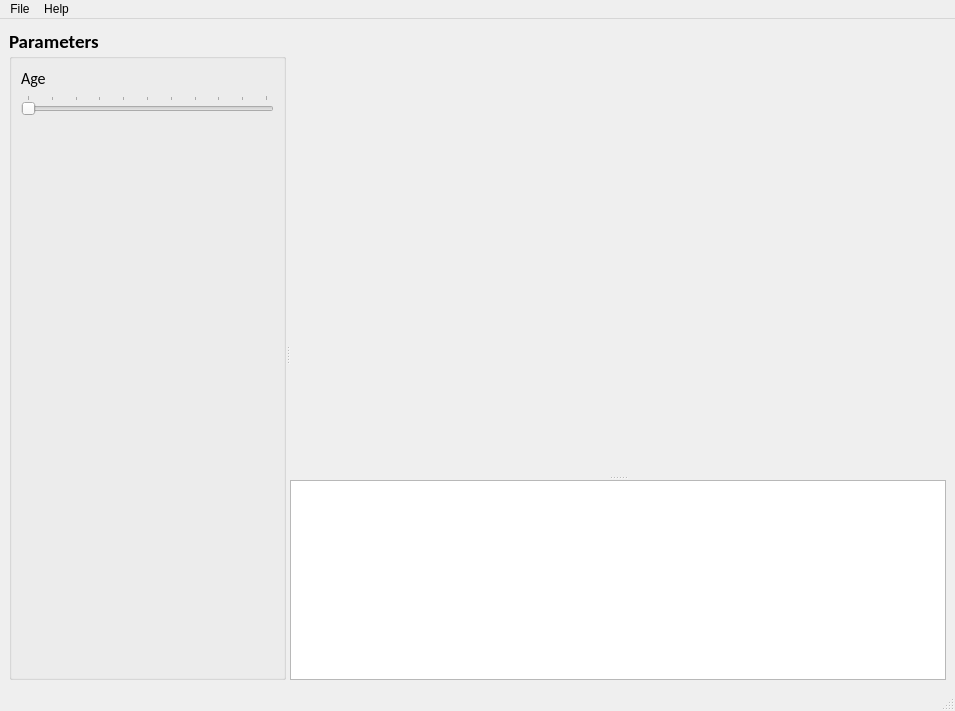
Old version of the form mainwindow.ui in the repository helderc/dss-bt-risk.
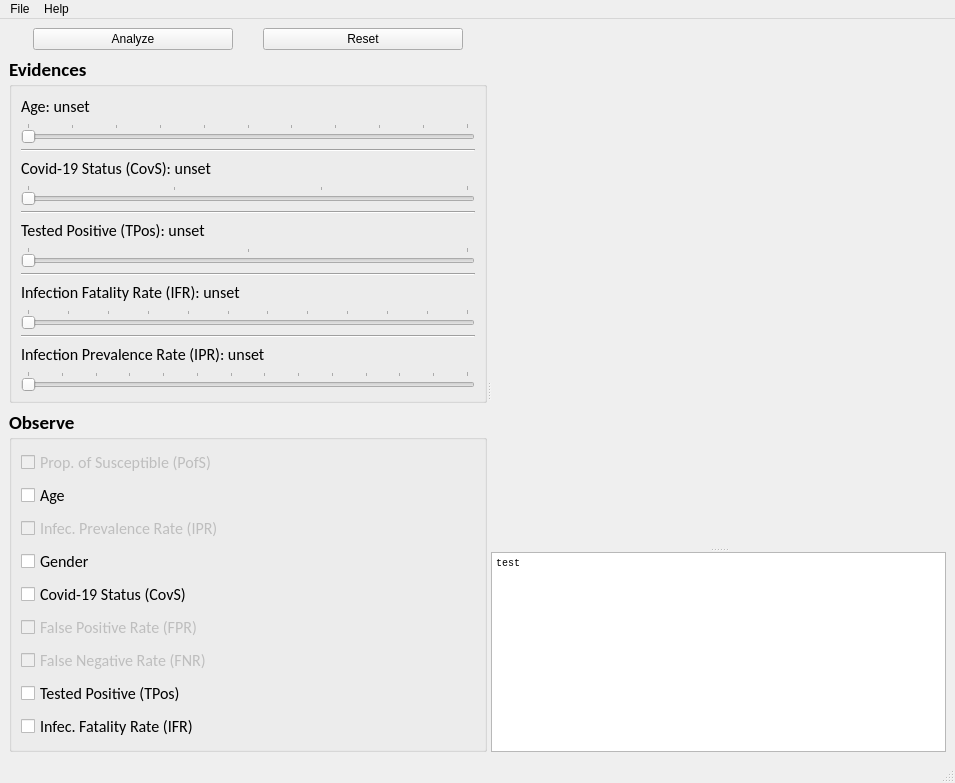
New version of the form. Custom widgets are drawn as their Qt base class.

Commit message: upd: initial prototype to show the inference results

What changed in the file:
```diff
--- a/mainwindow.ui
+++ b/mainwindow.ui
@@ -16,81 +16,471 @@
   <widget class="QWidget" name="centralwidget">
    <layout class="QHBoxLayout" name="horizontalLayout">
     <item>
-     <widget class="QSplitter" name="splitter_3">
+     <widget class="QSplitter" name="splitter">
       <property name="orientation">
        <enum>Qt::Horizontal</enum>
       </property>
-      <widget class="QSplitter" name="splitter">
-       <property name="orientation">
-        <enum>Qt::Vertical</enum>
-       </property>
-       <widget class="QGroupBox" name="scenarioGroupBox">
-        <property name="font">
-         <font>
-          <family>Calibri</family>
-          <pointsize>14</pointsize>
-          <weight>75</weight>
-          <bold>true</bold>
-         </font>
-        </property>
-        <property name="title">
-         <string>Parameters</string>
-        </property>
-        <layout class="QVBoxLayout" name="verticalLayout">
-         <item>
-          <widget class="QLabel" name="lblAge">
-           <property name="font">
-            <font>
-             <pointsize>12</pointsize>
-             <weight>50</weight>
-             <italic>false</italic>
-             <bold>false</bold>
-            </font>
-           </property>
-           <property name="text">
-            <string>Age</string>
-           </property>
-          </widget>
-         </item>
-         <item>
-          <widget class="QSlider" name="sldrAge">
-           <property name="maximum">
-            <number>10</number>
-           </property>
-           <property name="pageStep">
-            <number>1</number>
-           </property>
-           <property name="orientation">
-            <enum>Qt::Horizontal</enum>
-           </property>
-           <property name="invertedAppearance">
-            <bool>false</bool>
-           </property>
-           <property name="invertedControls">
-            <bool>false</bool>
-           </property>
-           <property name="tickPosition">
-            <enum>QSlider::TicksAbove</enum>
-           </property>
-          </widget>
-         </item>
-         <item>
-          <spacer name="verticalSpacer_2">
-           <property name="orientation">
-            <enum>Qt::Vertical</enum>
-           </property>
-           <property name="sizeHint" stdset="0">
-            <size>
-             <width>20</width>
-             <height>40</height>
-            </size>
-           </property>
-          </spacer>
-         </item>
-        </layout>
-       </widget>
+      <widget class="QWidget" name="verticalLayoutWidget">
+       <layout class="QVBoxLayout" name="verticalLayout_2">
+        <item>
+         <layout class="QHBoxLayout" name="horizontalLayout_2">
+          <property name="sizeConstraint">
+           <enum>QLayout::SetDefaultConstraint</enum>
+          </property>
+          <item>
+           <widget class="QPushButton" name="btnAnalyze">
+            <property name="maximumSize">
+             <size>
+              <width>200</width>
+              <height>16777215</height>
+             </size>
+            </property>
+            <property name="text">
+             <string>Analyze</string>
+            </property>
+           </widget>
+          </item>
+          <item>
+           <widget class="QPushButton" name="btnReset">
+            <property name="maximumSize">
+             <size>
+              <width>200</width>
+              <height>16777215</height>
+             </size>
+            </property>
+            <property name="text">
+             <string>Reset</string>
+            </property>
+           </widget>
+          </item>
+         </layout>
+        </item>
+        <item>
+         <widget class="QGroupBox" name="gpbEvidences">
+          <property name="sizePolicy">
+           <sizepolicy hsizetype="Minimum" vsizetype="MinimumExpanding">
+            <horstretch>0</horstretch>
+            <verstretch>0</verstretch>
+           </sizepolicy>
+          </property>
+          <property name="minimumSize">
+           <size>
+            <width>200</width>
+            <height>0</height>
+           </size>
+          </property>
+          <property name="maximumSize">
+           <size>
+            <width>16777215</width>
+            <height>16777215</height>
+           </size>
+          </property>
+          <property name="font">
+           <font>
+            <family>Calibri</family>
+            <pointsize>14</pointsize>
+            <weight>75</weight>
+            <bold>true</bold>
+           </font>
+          </property>
+          <property name="title">
+           <string>Evidences</string>
+          </property>
+          <layout class="QVBoxLayout" name="verticalLayout">
+           <item>
+            <widget class="QLabel" name="lblAge">
+             <property name="font">
+              <font>
+               <pointsize>12</pointsize>
+               <weight>50</weight>
+               <italic>false</italic>
+               <bold>false</bold>
+              </font>
+             </property>
+             <property name="text">
+              <string>Age: unset</string>
+             </property>
+            </widget>
+           </item>
+           <item>
+            <widget class="QSlider" name="sldrAge">
+             <property name="minimum">
+              <number>-1</number>
+             </property>
+             <property name="maximum">
+              <number>9</number>
+             </property>
+             <property name="pageStep">
+              <number>1</number>
+             </property>
+             <property name="sliderPosition">
+              <number>-1</number>
+             </property>
+             <property name="orientation">
+              <enum>Qt::Horizontal</enum>
+             </property>
+             <property name="invertedAppearance">
+              <bool>false</bool>
+             </property>
+             <property name="invertedControls">
+              <bool>false</bool>
+             </property>
+             <property name="tickPosition">
+              <enum>QSlider::TicksAbove</enum>
+             </property>
+            </widget>
+           </item>
+           <item>
+            <widget class="Line" name="line">
+             <property name="orientation">
+              <enum>Qt::Horizontal</enum>
+             </property>
+            </widget>
+           </item>
+           <item>
+            <widget class="QLabel" name="lblCovS">
+             <property name="font">
+              <font>
+               <pointsize>12</pointsize>
+               <weight>50</weight>
+               <bold>false</bold>
+              </font>
+             </property>
+             <property name="text">
+              <string>Covid-19 Status (CovS): unset</string>
+             </property>
+            </widget>
+           </item>
+           <item>
+            <widget class="QSlider" name="sldrCovS">
+             <property name="minimum">
+              <number>-1</number>
+             </property>
+             <property name="maximum">
+              <number>2</number>
+             </property>
+             <property name="pageStep">
+              <number>1</number>
+             </property>
+             <property name="sliderPosition">
+              <number>-1</number>
+             </property>
+             <property name="orientation">
+              <enum>Qt::Horizontal</enum>
+             </property>
+             <property name="tickPosition">
+              <enum>QSlider::TicksAbove</enum>
+             </property>
+            </widget>
+           </item>
+           <item>
+            <widget class="Line" name="line_2">
+             <property name="orientation">
+              <enum>Qt::Horizontal</enum>
+             </property>
+            </widget>
+           </item>
+           <item>
+            <widget class="QLabel" name="lblTPos">
+             <property name="font">
+              <font>
+               <pointsize>12</pointsize>
+               <weight>50</weight>
+               <bold>false</bold>
+              </font>
+             </property>
+             <property name="text">
+              <string>Tested Positive (TPos): unset</string>
+             </property>
+            </widget>
+           </item>
+           <item>
+            <widget class="QSlider" name="sldrTPos">
+             <property name="minimum">
+              <number>-1</number>
+             </property>
+             <property name="maximum">
+              <number>1</number>
+             </property>
+             <property name="pageStep">
+              <number>1</number>
+             </property>
+             <property name="sliderPosition">
+              <number>-1</number>
+             </property>
+             <property name="orientation">
+              <enum>Qt::Horizontal</enum>
+             </property>
+             <property name="tickPosition">
+              <enum>QSlider::TicksAbove</enum>
+             </property>
+            </widget>
+           </item>
+           <item>
+            <widget class="Line" name="line_3">
+             <property name="orientation">
+              <enum>Qt::Horizontal</enum>
+             </property>
+            </widget>
+           </item>
+           <item>
+            <widget class="QLabel" name="lblIFR">
+             <property name="font">
+              <font>
+               <pointsize>12</pointsize>
+               <weight>50</weight>
+               <bold>false</bold>
+              </font>
+             </property>
+             <property name="text">
+              <string>Infection Fatality Rate (IFR): unset</string>
+             </property>
+            </widget>
+           </item>
+           <item>
+            <widget class="QSlider" name="sldrIFR">
+             <property name="minimum">
+              <number>-1</number>
+             </property>
+             <property name="maximum">
+              <number>10</number>
+             </property>
+             <property name="pageStep">
+              <number>1</number>
+             </property>
+             <property name="sliderPosition">
+              <number>-1</number>
+             </property>
+             <property name="orientation">
+              <enum>Qt::Horizontal</enum>
+             </property>
+             <property name="tickPosition">
+              <enum>QSlider::TicksAbove</enum>
+             </property>
+            </widget>
+           </item>
+           <item>
+            <widget class="Line" name="line_4">
+             <property name="orientation">
+              <enum>Qt::Horizontal</enum>
+             </property>
+            </widget>
+           </item>
+           <item>
+            <widget class="QLabel" name="lblIPR">
+             <property name="font">
+              <font>
+               <pointsize>12</pointsize>
+               <weight>50</weight>
+               <bold>false</bold>
+              </font>
+             </property>
+             <property name="text">
+              <string>Infection Prevalence Rate (IPR): unset</string>
+             </property>
+            </widget>
+           </item>
+           <item>
+            <widget class="QSlider" name="sldrIPR">
+             <property name="minimum">
+              <number>-1</number>
+             </property>
+             <property name="maximum">
+              <number>12</number>
+             </property>
+             <property name="pageStep">
+              <number>1</number>
+             </property>
+             <property name="sliderPosition">
+              <number>-1</number>
+             </property>
+             <property name="orientation">
+              <enum>Qt::Horizontal</enum>
+             </property>
+             <property name="tickPosition">
+              <enum>QSlider::TicksAbove</enum>
+             </property>
+            </widget>
+           </item>
+          </layout>
+         </widget>
+        </item>
+        <item>
+         <widget class="QGroupBox" name="gpbObserve">
+          <property name="sizePolicy">
+           <sizepolicy hsizetype="MinimumExpanding" vsizetype="Expanding">
+            <horstretch>0</horstretch>
+            <verstretch>0</verstretch>
+           </sizepolicy>
+          </property>
+          <property name="maximumSize">
+           <size>
+            <width>16777215</width>
+            <height>16777215</height>
+           </size>
+          </property>
+          <property name="font">
+           <font>
+            <family>Calibri</family>
+            <pointsize>14</pointsize>
+            <weight>75</weight>
+            <bold>true</bold>
+           </font>
+          </property>
+          <property name="title">
+           <string>Observe</string>
+          </property>
+          <layout class="QVBoxLayout" name="verticalLayout_3">
+           <item>
+            <widget class="QCheckBox" name="checkBox_5">
+             <property name="enabled">
+              <bool>false</bool>
+             </property>
+             <property name="font">
+              <font>
+               <pointsize>12</pointsize>
+               <weight>50</weight>
+               <bold>false</bold>
+              </font>
+             </property>
+             <property name="text">
+              <string>Prop. of Susceptible (PofS)</string>
+             </property>
+            </widget>
+           </item>
+           <item>
+            <widget class="QCheckBox" name="ckbAge">
+             <property name="font">
+              <font>
+               <pointsize>12</pointsize>
+               <weight>50</weight>
+               <bold>false</bold>
+              </font>
+             </property>
+             <property name="text">
+              <string>Age</string>
+             </property>
+            </widget>
+           </item>
+           <item>
+            <widget class="QCheckBox" name="ckbIPR">
+             <property name="enabled">
+              <bool>false</bool>
+             </property>
+             <property name="font">
+              <font>
+               <pointsize>12</pointsize>
+               <weight>50</weight>
+               <bold>false</bold>
+              </font>
+             </property>
+             <property name="text">
+              <string>Infec. Prevalence Rate (IPR)</string>
+             </property>
+            </widget>
+           </item>
+           <item>
+            <widget class="QCheckBox" name="ckbGender">
+             <property name="font">
+              <font>
+               <pointsize>12</pointsize>
+               <weight>50</weight>
+               <bold>false</bold>
+              </font>
+             </property>
+             <property name="text">
+              <string>Gender</string>
+             </property>
+            </widget>
+           </item>
+           <item>
+            <widget class="QCheckBox" name="ckbCovS">
+             <property name="font">
+              <font>
+               <pointsize>12</pointsize>
+               <weight>50</weight>
+               <bold>false</bold>
+              </font>
+             </property>
+             <property name="text">
+              <string>Covid-19 Status (CovS)</string>
+             </property>
+            </widget>
+           </item>
+           <item>
+            <widget class="QCheckBox" name="checkBox_6">
+             <property name="enabled">
+              <bool>false</bool>
+             </property>
+             <property name="font">
+              <font>
+               <pointsize>12</pointsize>
+               <weight>50</weight>
+               <bold>false</bold>
+              </font>
+             </property>
+             <property name="text">
+              <string>False Positive Rate (FPR)</string>
+             </property>
+            </widget>
+           </item>
+           <item>
+            <widget class="QCheckBox" name="checkBox_2">
+             <property name="enabled">
+              <bool>false</bool>
+             </property>
+             <property name="font">
+              <font>
+               <pointsize>12</pointsize>
+               <weight>50</weight>
+               <bold>false</bold>
+              </font>
+             </property>
+             <property name="text">
+              <string>False Negative Rate (FNR)</string>
+             </property>
+            </widget>
+           </item>
+           <item>
+            <widget class="QCheckBox" name="ckbTPos">
+             <property name="font">
+              <font>
+               <pointsize>12</pointsize>
+               <weight>50</weight>
+               <bold>false</bold>
+              </font>
+             </property>
+             <property name="text">
+              <string>Tested Positive (TPos)</string>
+             </property>
+            </widget>
+           </item>
+           <item>
+            <widget class="QCheckBox" name="ckbIFR">
+             <property name="font">
+              <font>
+               <pointsize>12</pointsize>
+               <weight>50</weight>
+               <bold>false</bold>
+              </font>
+             </property>
+             <property name="text">
+              <string>Infec. Fatality Rate (IFR)</string>
+             </property>
+            </widget>
+           </item>
+          </layout>
+         </widget>
+        </item>
+       </layout>
       </widget>
       <widget class="QSplitter" name="splitter_2">
+       <property name="sizePolicy">
+        <sizepolicy hsizetype="Expanding" vsizetype="Expanding">
+         <horstretch>0</horstretch>
+         <verstretch>0</verstretch>
+        </sizepolicy>
+       </property>
        <property name="orientation">
         <enum>Qt::Vertical</enum>
        </property>
@@ -101,17 +491,23 @@
           <verstretch>0</verstretch>
          </sizepolicy>
         </property>
+        <property name="minimumSize">
+         <size>
+          <width>300</width>
+          <height>0</height>
+         </size>
+        </property>
        </widget>
        <widget class="QTextEdit" name="txtEdtReport">
         <property name="sizePolicy">
-         <sizepolicy hsizetype="Preferred" vsizetype="Preferred">
+         <sizepolicy hsizetype="MinimumExpanding" vsizetype="Preferred">
           <horstretch>0</horstretch>
           <verstretch>0</verstretch>
          </sizepolicy>
         </property>
         <property name="minimumSize">
          <size>
-          <width>0</width>
+          <width>300</width>
           <height>50</height>
          </size>
         </property>
@@ -121,6 +517,19 @@
           <height>200</height>
          </size>
         </property>
+        <property name="font">
+         <font>
+          <family>Consolas</family>
+          <pointsize>12</pointsize>
+         </font>
+        </property>
+        <property name="html">
+         <string>&lt;!DOCTYPE HTML PUBLIC &quot;-//W3C//DTD HTML 4.0//EN&quot; &quot;http://www.w3.org/TR/REC-html40/strict.dtd&quot;&gt;
+&lt;html&gt;&lt;head&gt;&lt;meta name=&quot;qrichtext&quot; content=&quot;1&quot; /&gt;&lt;style type=&quot;text/css&quot;&gt;
+p, li { white-space: pre-wrap; }
+&lt;/style&gt;&lt;/head&gt;&lt;body style=&quot; font-family:'Consolas'; font-size:12pt; font-weight:400; font-style:normal;&quot;&gt;
+&lt;p style=&quot; margin-top:0px; margin-bottom:0px; margin-left:0px; margin-right:0px; -qt-block-indent:0; text-indent:0px;&quot;&gt;&lt;span style=&quot; font-family:'MS Shell Dlg 2'; font-size:7.8pt;&quot;&gt;test&lt;/span&gt;&lt;/p&gt;&lt;/body&gt;&lt;/html&gt;</string>
+        </property>
        </widget>
       </widget>
      </widget>
```
Left out of the diff: 2 changed lines with no effect on the pictures. The commit also changes 1 other file.
